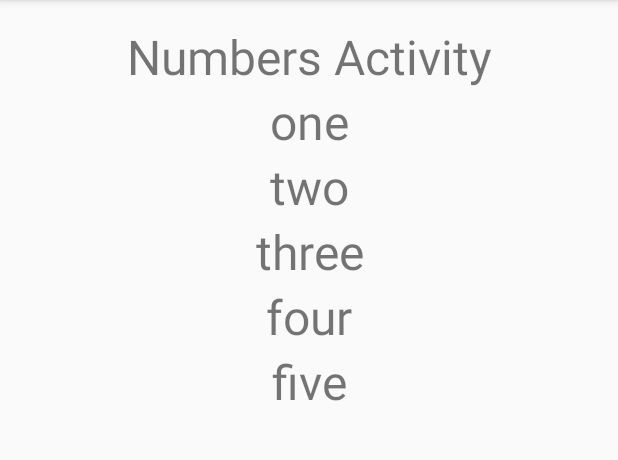
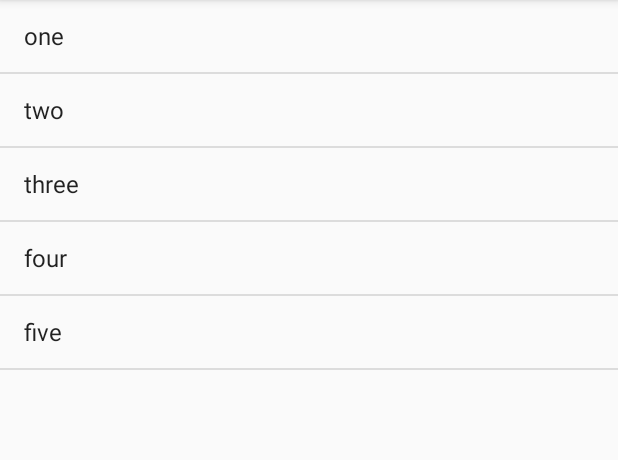
Before and after one commit to re9ulus/temp, an Android app: the NumbersActivity screen opened directly, with no data from a screen before it, on a phone screen of 412 x 824 dp, the part 84-544 px from its top. Run offline under Robolectric (Android 15) with nearby library versions, the phone set to English and light mode, and no system bars.

Commit message:
Update temp/android, add ArrayAdapter to multipleActivity app

```diff
--- a/android/MultipleActivityProj/app/src/main/java/com/example/re9ulus/multipleactivityproj/NumbersActivity.java
+++ b/android/MultipleActivityProj/app/src/main/java/com/example/re9ulus/multipleactivityproj/NumbersActivity.java
@@ -4,7 +4,9 @@ import android.support.v7.app.AppCompatActivity;
 import android.os.Bundle;
 import android.util.TypedValue;
 import android.view.Gravity;
+import android.widget.ArrayAdapter;
 import android.widget.LinearLayout;
+import android.widget.ListView;
 import android.widget.TextView;
 
 public class NumbersActivity extends AppCompatActivity {
@@ -13,19 +15,14 @@ public class NumbersActivity extends AppCompatActivity {
     protected void onCreate(Bundle savedInstanceState) {
         super.onCreate(savedInstanceState);
         setContentView(R.layout.activity_numbers);
-
         RenderNumbers();
     }
 
     void RenderNumbers() {
-        LinearLayout currentLayout = (LinearLayout) findViewById(R.id.numbers_activity);
-        for (String number : numbers) {
-            TextView numberTextView = new TextView(this);
-            numberTextView.setText(number);
-            numberTextView.setTextSize(TypedValue.COMPLEX_UNIT_SP, 32);
-            numberTextView.setGravity(Gravity.CENTER);
-            currentLayout.addView(numberTextView);
-        }
+        ListView numbersView = (ListView) findViewById(R.id.numbers_activity);
+        ArrayAdapter<String> numbersAdapter = new ArrayAdapter<String>
+                (this, android.R.layout.simple_list_item_1, numbers);
+        numbersView.setAdapter(numbersAdapter);
     }
 
     String[] numbers = {"one", "two", "three", "four", "five"};
--- a/android/MultipleActivityProj/app/src/main/res/layout/activity_numbers.xml
+++ b/android/MultipleActivityProj/app/src/main/res/layout/activity_numbers.xml
@@ -1,5 +1,5 @@
 <?xml version="1.0" encoding="utf-8"?>
-<android.widget.LinearLayout xmlns:android="http://schemas.android.com/apk/res/android"
+<ListView xmlns:android="http://schemas.android.com/apk/res/android"
     android:id="@+id/numbers_activity"
     xmlns:app="http://schemas.android.com/apk/res-auto"
     xmlns:tools="http://schemas.android.com/tools"
@@ -8,12 +8,5 @@
     android:orientation="vertical"
     tools:context="com.example.re9ulus.multipleactivityproj.NumbersActivity">
 
-    <TextView
-        android:layout_width="match_parent"
-        android:layout_height="wrap_content"
-        android:text="Numbers Activity"
-        android:gravity="center_horizontal"
-        android:textSize="32sp"
-        android:paddingTop="16dp"/>
 
-</android.widget.LinearLayout>
+</ListView>
```
